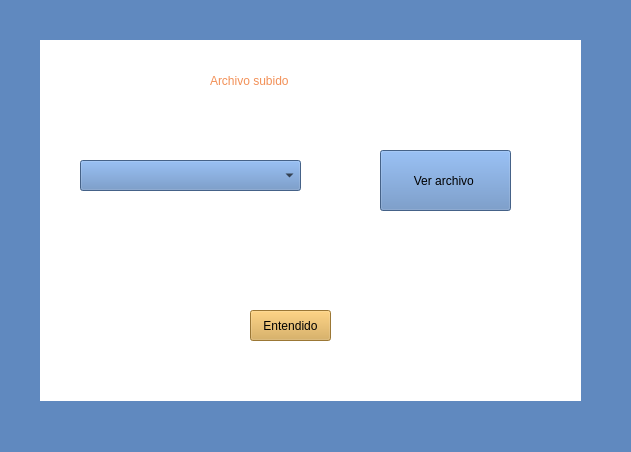
This is ventanaVisualizacionArchivo.ui in Shanem007/AulaVirtual as Qt 5 draws it before an edit. The edited form follows.
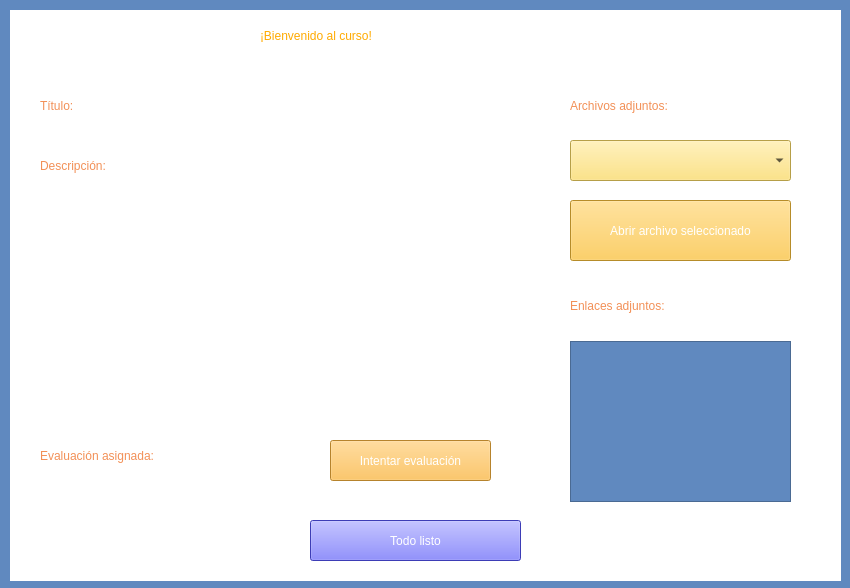
This is the edited form.

Commit message: Ventana Estudiantes Lista

```diff
--- a/ventanaVisualizacionArchivo.ui
+++ b/ventanaVisualizacionArchivo.ui
@@ -6,8 +6,8 @@
    <rect>
     <x>0</x>
     <y>0</y>
-    <width>631</width>
-    <height>452</height>
+    <width>850</width>
+    <height>588</height>
    </rect>
   </property>
   <property name="windowTitle">
@@ -20,10 +20,10 @@
   <widget class="QLabel" name="label">
    <property name="geometry">
     <rect>
-     <x>40</x>
-     <y>40</y>
-     <width>541</width>
-     <height>361</height>
+     <x>10</x>
+     <y>10</y>
+     <width>831</width>
+     <height>571</height>
     </rect>
    </property>
    <property name="styleSheet">
@@ -36,10 +36,10 @@
   <widget class="QLabel" name="label_2">
    <property name="geometry">
     <rect>
-     <x>210</x>
-     <y>70</y>
-     <width>191</width>
-     <height>21</height>
+     <x>570</x>
+     <y>80</y>
+     <width>231</width>
+     <height>51</height>
     </rect>
    </property>
    <property name="styleSheet">
@@ -50,47 +50,223 @@
 </string>
    </property>
    <property name="text">
-    <string>Archivo subido </string>
+    <string>Archivos adjuntos:</string>
    </property>
   </widget>
   <widget class="QPushButton" name="botonEntendidoArchivo">
    <property name="geometry">
     <rect>
-     <x>250</x>
-     <y>310</y>
-     <width>81</width>
-     <height>31</height>
+     <x>310</x>
+     <y>520</y>
+     <width>211</width>
+     <height>41</height>
     </rect>
    </property>
    <property name="styleSheet">
-    <string notr="true">background-color: rgb(217, 167, 74);
-font: 700 10pt &quot;Segoe UI&quot;;</string>
+    <string notr="true">background-color: rgb(85, 85, 255);
+font: 700 12pt &quot;Segoe UI&quot;;
+color: rgb(255, 255, 255);</string>
    </property>
    <property name="text">
-    <string>Entendido</string>
+    <string>Todo listo</string>
    </property>
   </widget>
   <widget class="QComboBox" name="comboBoxArchivos">
    <property name="geometry">
     <rect>
-     <x>80</x>
-     <y>160</y>
+     <x>570</x>
+     <y>140</y>
      <width>221</width>
-     <height>31</height>
+     <height>41</height>
     </rect>
    </property>
+   <property name="styleSheet">
+    <string notr="true">background-color: rgb(255, 222, 101);</string>
+   </property>
   </widget>
   <widget class="QPushButton" name="botonAbrirArchivo">
    <property name="geometry">
     <rect>
-     <x>380</x>
-     <y>150</y>
-     <width>131</width>
+     <x>570</x>
+     <y>200</y>
+     <width>221</width>
      <height>61</height>
     </rect>
    </property>
+   <property name="styleSheet">
+    <string notr="true">color: rgb(255, 255, 255);
+background-color: rgb(255, 196, 58);
+font: 700 12pt &quot;Segoe UI&quot;;</string>
+   </property>
    <property name="text">
-    <string>Ver archivo </string>
+    <string>Abrir archivo seleccionado</string>
+   </property>
+  </widget>
+  <widget class="QLabel" name="label_3">
+   <property name="geometry">
+    <rect>
+     <x>40</x>
+     <y>80</y>
+     <width>91</width>
+     <height>51</height>
+    </rect>
+   </property>
+   <property name="styleSheet">
+    <string notr="true">color: rgb(242, 144, 87);
+font: 700 18pt &quot;Segoe UI&quot;;
+
+background-color: rgb(255, 255, 255);
+</string>
+   </property>
+   <property name="text">
+    <string>Título:</string>
+   </property>
+  </widget>
+  <widget class="QLabel" name="label_4">
+   <property name="geometry">
+    <rect>
+     <x>40</x>
+     <y>140</y>
+     <width>161</width>
+     <height>51</height>
+    </rect>
+   </property>
+   <property name="styleSheet">
+    <string notr="true">color: rgb(242, 144, 87);
+font: 700 18pt &quot;Segoe UI&quot;;
+
+background-color: rgb(255, 255, 255);
+</string>
+   </property>
+   <property name="text">
+    <string>Descripción:</string>
+   </property>
+  </widget>
+  <widget class="QLabel" name="label_5">
+   <property name="geometry">
+    <rect>
+     <x>260</x>
+     <y>10</y>
+     <width>331</width>
+     <height>51</height>
+    </rect>
+   </property>
+   <property name="styleSheet">
+    <string notr="true">color: rgb(255, 170, 0);
+font: 700 24pt &quot;Segoe UI&quot;;
+
+background-color: rgb(255, 255, 255);
+</string>
+   </property>
+   <property name="text">
+    <string>¡Bienvenido al curso!</string>
+   </property>
+  </widget>
+  <widget class="QLabel" name="label_6">
+   <property name="geometry">
+    <rect>
+     <x>570</x>
+     <y>280</y>
+     <width>231</width>
+     <height>51</height>
+    </rect>
+   </property>
+   <property name="styleSheet">
+    <string notr="true">color: rgb(242, 144, 87);
+font: 700 18pt &quot;Segoe UI&quot;;
+
+background-color: rgb(255, 255, 255);
+</string>
+   </property>
+   <property name="text">
+    <string>Enlaces adjuntos:</string>
+   </property>
+  </widget>
+  <widget class="QLabel" name="label_7">
+   <property name="geometry">
+    <rect>
+     <x>40</x>
+     <y>430</y>
+     <width>261</width>
+     <height>51</height>
+    </rect>
+   </property>
+   <property name="styleSheet">
+    <string notr="true">color: rgb(242, 144, 87);
+font: 700 18pt &quot;Segoe UI&quot;;
+
+background-color: rgb(255, 255, 255);
+</string>
+   </property>
+   <property name="text">
+    <string>Evaluación asignada:</string>
+   </property>
+  </widget>
+  <widget class="QListView" name="listaEnlaces">
+   <property name="geometry">
+    <rect>
+     <x>570</x>
+     <y>341</y>
+     <width>221</width>
+     <height>161</height>
+    </rect>
+   </property>
+  </widget>
+  <widget class="QPushButton" name="intentarEvaluacion">
+   <property name="geometry">
+    <rect>
+     <x>330</x>
+     <y>440</y>
+     <width>161</width>
+     <height>41</height>
+    </rect>
+   </property>
+   <property name="styleSheet">
+    <string notr="true">font: 700 12pt &quot;Segoe UI&quot;;
+color: rgb(255, 255, 255);
+background-color: rgb(255, 184, 61);</string>
+   </property>
+   <property name="text">
+    <string>Intentar evaluación</string>
+   </property>
+  </widget>
+  <widget class="QLabel" name="tituloRelleno">
+   <property name="geometry">
+    <rect>
+     <x>160</x>
+     <y>80</y>
+     <width>361</width>
+     <height>51</height>
+    </rect>
+   </property>
+   <property name="styleSheet">
+    <string notr="true">color: rgb(255, 255, 255);
+font: 700 18pt &quot;Segoe UI&quot;;
+background-color: rgb(255, 255, 255);
+</string>
+   </property>
+   <property name="text">
+    <string/>
+   </property>
+  </widget>
+  <widget class="QLabel" name="descripcionRelleno">
+   <property name="geometry">
+    <rect>
+     <x>40</x>
+     <y>200</y>
+     <width>481</width>
+     <height>201</height>
+    </rect>
+   </property>
+   <property name="styleSheet">
+    <string notr="true">color: rgb(242, 144, 87);
+font: 700 18pt &quot;Segoe UI&quot;;
+
+background-color: rgb(255, 255, 255);
+</string>
+   </property>
+   <property name="text">
+    <string/>
    </property>
   </widget>
  </widget>
```
